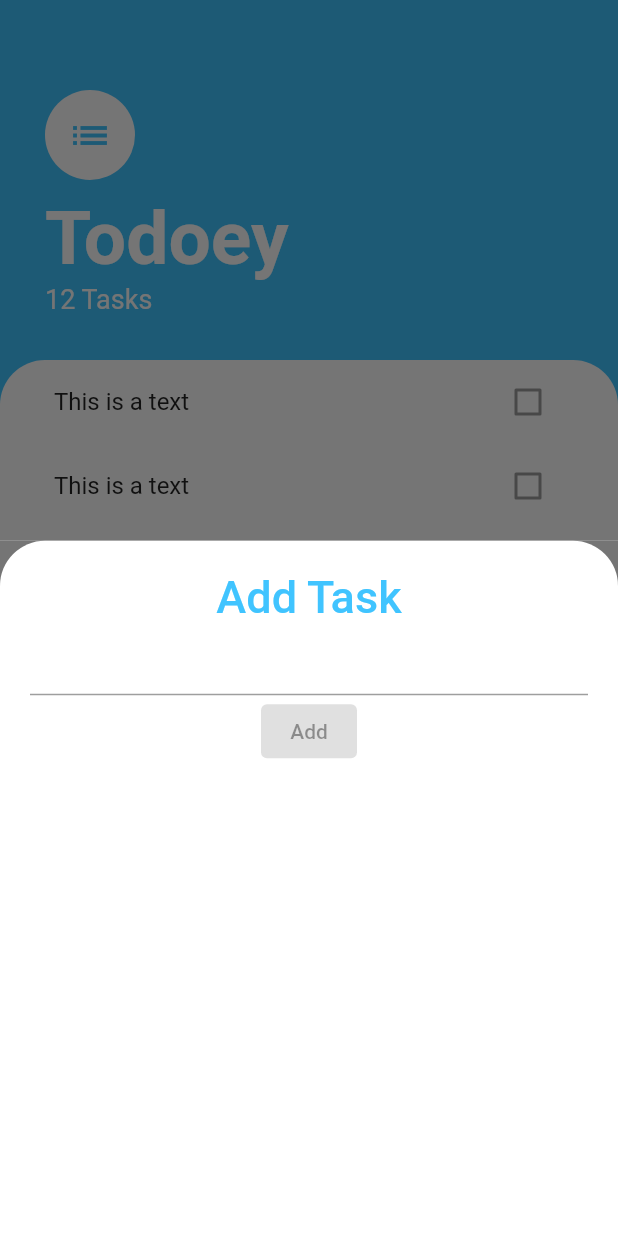
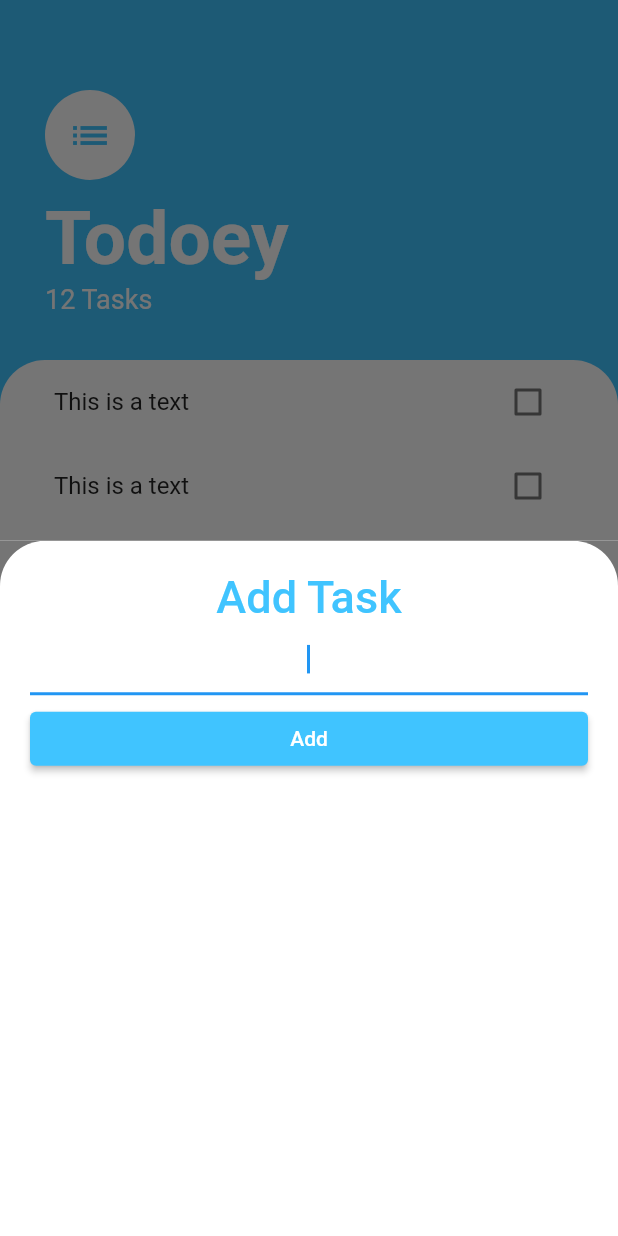
Before and after one commit to NowoCodes/todoey, a Flutter app: the screen it shows after launch, after a tap on the "add" icon, on a phone screen of 412 x 824 dp. Run offline on Flutter 3.47's test engine with Material 2 defaults, Android fonts, the phone set to English and light mode, and no system bars.

Commit message:
checkbox functionality
Checkbox now checks and text now lines through

```diff
--- a/lib/screens/add_task_screen.dart
+++ b/lib/screens/add_task_screen.dart
@@ -3,7 +3,9 @@
 class AddTaskScreen extends StatelessWidget {
   @override
   Widget build(BuildContext context) {
-    return Container(
+    return SingleChildScrollView(
+      child: Container(
+        height: MediaQuery.of(context).size.height,
         color: Color(0xFF757575),
         child: Container(
           decoration: BoxDecoration(
@@ -16,6 +18,7 @@
           child: Padding(
             padding: EdgeInsets.all(20.0),
             child: Column(
+              crossAxisAlignment: CrossAxisAlignment.stretch,
               children: [
                 Text(
                   'Add Task',
@@ -24,15 +27,23 @@
                     fontWeight: FontWeight.w500,
                     color: Colors.lightBlueAccent,
                   ),
+                  textAlign: TextAlign.center,
                 ),
-              TextField(),
+                TextField(
+                  autofocus: true,
+                  textAlign: TextAlign.center,
+                  textCapitalization: TextCapitalization.sentences,
+                ),
+                SizedBox(height: 5.0),
                 ElevatedButton(
                   style: ElevatedButton.styleFrom(
                     primary: Colors.lightBlueAccent,
                   ),
                   child: Text('Add'),
+                  onPressed: () {},
                 ),
               ],
+            ),
           ),
         ),
       ),
--- a/lib/widgets/tasks_tile.dart
+++ b/lib/widgets/tasks_tile.dart
@@ -1,13 +1,45 @@
 import 'package:flutter/material.dart';
 
-class TaskTile extends StatelessWidget {
+class TaskTile extends StatefulWidget {
+  @override
+  _TaskTileState createState() => _TaskTileState();
+}
+
+class _TaskTileState extends State<TaskTile> {
+  bool isChecked = false;
+
   @override
   Widget build(BuildContext context) {
     return ListTile(
-      title: Text('This is a text'),
-      trailing: Checkbox(
-        value: false,
+      title: Text(
+        'This is a text',
+        style: TextStyle(
+            decoration: isChecked ? TextDecoration.lineThrough : null),
+      ),
+      trailing: TaskCheckbox(
+        checkBoxState: isChecked,
+        toggleCheckboxState: (bool checkboxState) {
+          setState(() {
+            isChecked = checkboxState;
+          });
+        },
       ),
     );
   }
 }
+
+class TaskCheckbox extends StatelessWidget {
+  final bool checkBoxState;
+  final Function toggleCheckboxState;
+
+  TaskCheckbox({this.checkBoxState, this.toggleCheckboxState});
+
+  @override
+  Widget build(BuildContext context) {
+    return Checkbox(
+      activeColor: Colors.lightBlueAccent,
+      value: checkBoxState,
+      onChanged: toggleCheckboxState,
+    );
+  }
+}
```
Lines whose indentation alone changed are shown as unchanged.
